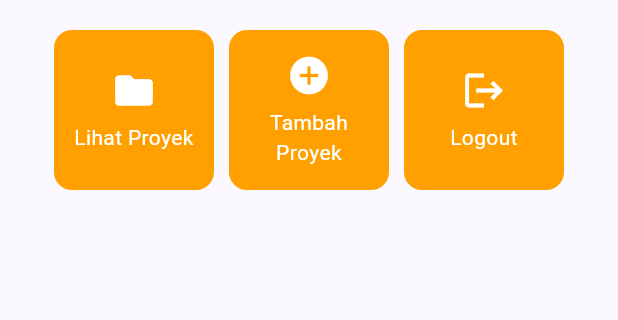
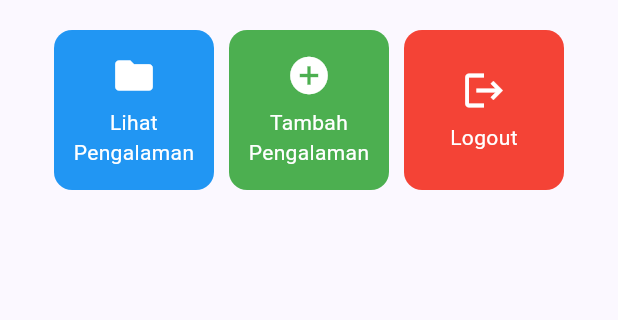
Before and after one commit to Kobaneru/myportofolio_mobile, a Flutter app: the screen it shows after launch, on a phone screen of 412 x 824 dp, the part 387-707 px from its top. Run offline on Flutter 3.47's test engine with Material 3 defaults, Android fonts, the phone set to English and light mode, and no system bars.

Commit message:
feat(menu): customize experience actions and card colors

```diff
--- a/lib/menu.dart
+++ b/lib/menu.dart
@@ -8,9 +8,9 @@ class MyHomePage extends StatelessWidget {
   final String kelas = "PBP B";
 
   final List<ItemHomepage> items = [
-    ItemHomepage("Lihat Proyek", Icons.folder),
-    ItemHomepage("Tambah Proyek", Icons.add_circle),
-    ItemHomepage("Logout", Icons.logout),
+    ItemHomepage("Lihat Pengalaman", Icons.folder, Colors.blue),
+    ItemHomepage("Tambah Pengalaman", Icons.add_circle, Colors.green),
+    ItemHomepage("Logout", Icons.logout, Colors.red),
   ];
 
   @override
@@ -119,8 +119,9 @@ class InfoCard extends StatelessWidget {
 class ItemHomepage {
   final String name;
   final IconData icon;
+  final Color color;
 
-  ItemHomepage(this.name, this.icon);
+  ItemHomepage(this.name, this.icon, this.color);
 }
 
 class ItemCard extends StatelessWidget {
@@ -132,7 +133,7 @@ class ItemCard extends StatelessWidget {
   Widget build(BuildContext context) {
     return Material(
       // Menggunakan warna sekunder dari skema tema aplikasi.
-      color: Theme.of(context).colorScheme.secondary,
+      color: item.color,
       borderRadius: BorderRadius.circular(12),
       child: InkWell(
         // Aksi ketika kartu ditekan oleh pengguna.
```
